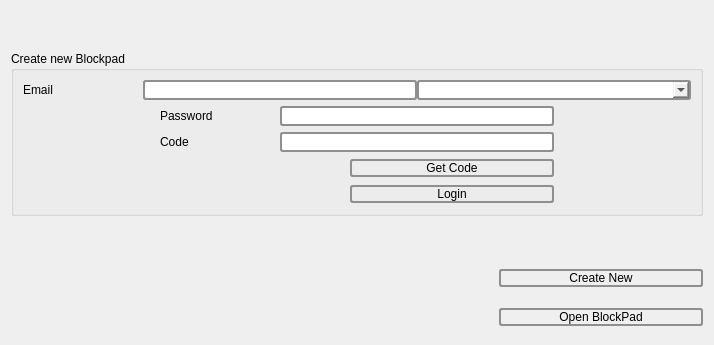
Old version of the form register.ui in the repository Bloc10FinTech/blockpad.
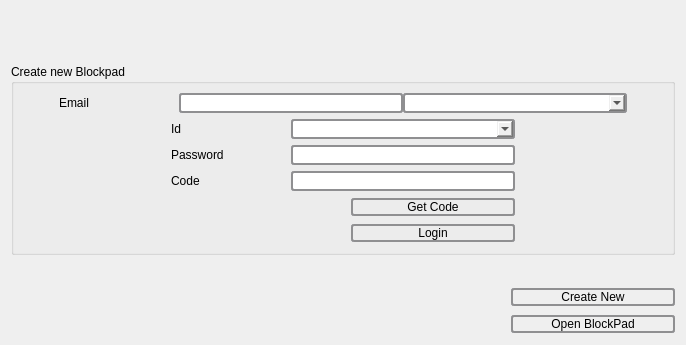
New version of the form.

Commit message: finish license widget + add to register widget id + fix bug with russian text + fix bug with size widget after registration and unlock + increase speed of ticker

The edit to the form file:
```diff
--- a/register.ui
+++ b/register.ui
@@ -25,7 +25,7 @@
     border-radius: 3px;
     background-color: qlineargradient(x1: 0, y1: 0, x2: 0, y2: 1,
                                       stop: 0 #f6f7fa, stop: 1 #dadbde);
-	min-width: 200px;
+	min-width: 160px;
 }
 
 QPushButton:pressed {
@@ -44,15 +44,14 @@
 QLineEdit{
     border: 2px solid #8f8f91;
     border-radius: 3px;
-	min-width:270px;
-	max-width:270px;
+	min-width:220px;
 }
 
 QComboBox{
     border: 2px solid #8f8f91;
     border-radius: 3px;
-	min-width:270px;
-	max-width:270px;
+	min-width:220px;
+    max-width:220px;
 }
 
 QComboBox[nullProp=true]{
@@ -83,6 +82,13 @@
      </property>
     </widget>
    </item>
+   <item>
+    <widget class="QLabel" name="labelEmpty">
+     <property name="text">
+      <string/>
+     </property>
+    </widget>
+   </item>
    <item>
     <widget class="QGroupBox" name="groupBoxAuthorizeData">
      <property name="title">
@@ -175,6 +181,13 @@
              <height>16777215</height>
             </size>
            </property>
+           <property name="styleSheet">
+            <string notr="true">QLineEdit{
+    border: 2px solid #8f8f91;
+    border-radius: 3px;
+	min-width:150px;
+}</string>
+           </property>
            <property name="nullProp" stdset="0">
             <bool>true</bool>
            </property>
@@ -196,6 +209,104 @@
         </layout>
        </widget>
       </item>
+      <item>
+       <widget class="QWidget" name="widgetId" native="true">
+        <layout class="QHBoxLayout" name="horizontalLayout_8">
+         <property name="spacing">
+          <number>0</number>
+         </property>
+         <property name="sizeConstraint">
+          <enum>QLayout::SetNoConstraint</enum>
+         </property>
+         <property name="leftMargin">
+          <number>0</number>
+         </property>
+         <property name="topMargin">
+          <number>0</number>
+         </property>
+         <property name="rightMargin">
+          <number>0</number>
+         </property>
+         <property name="bottomMargin">
+          <number>0</number>
+         </property>
+         <item>
+          <spacer name="horizontalSpacer_13">
+           <property name="orientation">
+            <enum>Qt::Horizontal</enum>
+           </property>
+           <property name="sizeHint" stdset="0">
+            <size>
+             <width>40</width>
+             <height>20</height>
+            </size>
+           </property>
+          </spacer>
+         </item>
+         <item>
+          <widget class="QLabel" name="labelId">
+           <property name="sizePolicy">
+            <sizepolicy hsizetype="Preferred" vsizetype="Preferred">
+             <horstretch>0</horstretch>
+             <verstretch>0</verstretch>
+            </sizepolicy>
+           </property>
+           <property name="minimumSize">
+            <size>
+             <width>120</width>
+             <height>0</height>
+            </size>
+           </property>
+           <property name="maximumSize">
+            <size>
+             <width>16777215</width>
+             <height>16777215</height>
+            </size>
+           </property>
+           <property name="text">
+            <string>Id</string>
+           </property>
+          </widget>
+         </item>
+         <item>
+          <widget class="QComboBox" name="comboBoxId">
+           <property name="sizePolicy">
+            <sizepolicy hsizetype="Expanding" vsizetype="Preferred">
+             <horstretch>0</horstretch>
+             <verstretch>0</verstretch>
+            </sizepolicy>
+           </property>
+           <property name="maximumSize">
+            <size>
+             <width>224</width>
+             <height>16777215</height>
+            </size>
+           </property>
+           <property name="styleSheet">
+            <string notr="true">QLineEdit{
+    border: 2px solid #8f8f91;
+    border-radius: 3px;
+	min-width:150px;
+}</string>
+           </property>
+          </widget>
+         </item>
+         <item>
+          <spacer name="horizontalSpacer_14">
+           <property name="orientation">
+            <enum>Qt::Horizontal</enum>
+           </property>
+           <property name="sizeHint" stdset="0">
+            <size>
+             <width>40</width>
+             <height>20</height>
+            </size>
+           </property>
+          </spacer>
+         </item>
+        </layout>
+       </widget>
+      </item>
       <item>
        <widget class="QWidget" name="widgetPassword" native="true">
         <layout class="QHBoxLayout" name="horizontalLayout_2">
@@ -395,13 +506,13 @@
           <widget class="QLabel" name="labelFalshGetCode">
            <property name="minimumSize">
             <size>
-             <width>190</width>
+             <width>180</width>
              <height>0</height>
             </size>
            </property>
            <property name="maximumSize">
             <size>
-             <width>190</width>
+             <width>180</width>
              <height>16777215</height>
             </size>
            </property>
@@ -420,7 +531,7 @@
            </property>
            <property name="minimumSize">
             <size>
-             <width>204</width>
+             <width>164</width>
              <height>0</height>
             </size>
            </property>
@@ -480,13 +591,13 @@
           <widget class="QLabel" name="labelFalsh">
            <property name="minimumSize">
             <size>
-             <width>190</width>
+             <width>180</width>
              <height>0</height>
             </size>
            </property>
            <property name="maximumSize">
             <size>
-             <width>190</width>
+             <width>180</width>
              <height>16777215</height>
             </size>
            </property>
@@ -505,7 +616,7 @@
            </property>
            <property name="minimumSize">
             <size>
-             <width>204</width>
+             <width>164</width>
              <height>0</height>
             </size>
            </property>
```
The commit also changes 19 other files.
